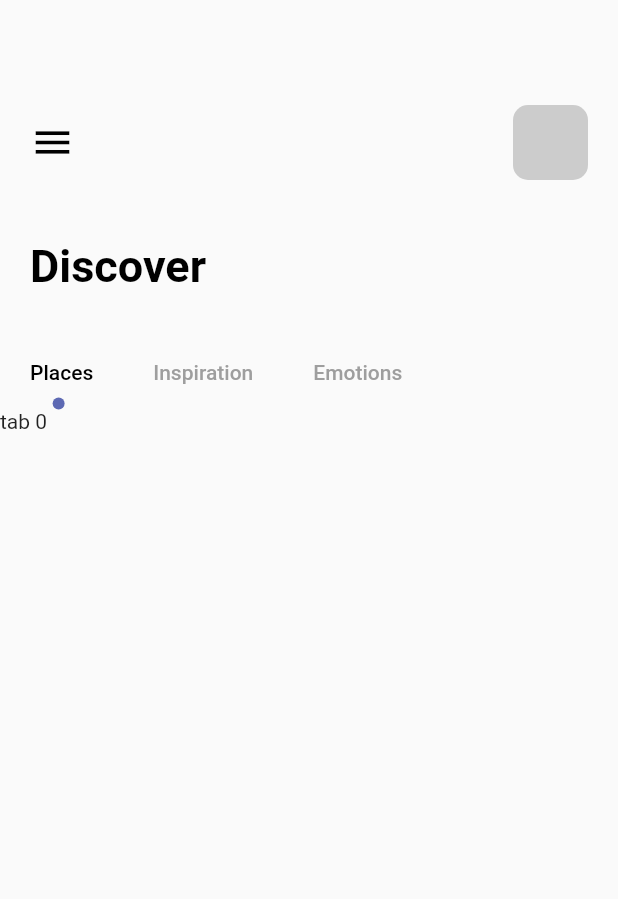
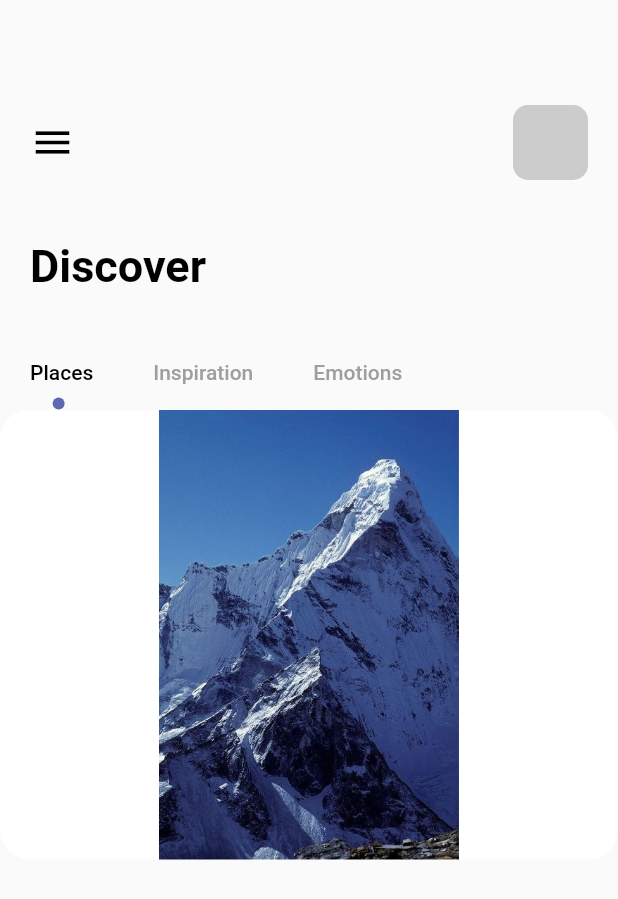
Before and after one commit to renanspvargas/travell, a Flutter app: the HomePage screen opened directly, on a phone screen of 412 x 824 dp. Shown: the top 899 px of the screen. Run offline on Flutter 3.47's test engine with Material 2 defaults, Android fonts, the phone set to English and light mode, and no system bars.

Commit message:
adding image and indicator to tab view

```diff
--- a/lib/pages/nav_pages/home_page.dart
+++ b/lib/pages/nav_pages/home_page.dart
@@ -48,8 +48,10 @@ class _HomePageState extends State<HomePage> with TickerProviderStateMixin {
                 unselectedLabelColor: Colors.grey,
                 labelPadding: const EdgeInsets.only(left: 20, right: 20),
                 indicatorSize: TabBarIndicatorSize.label,
-                indicator:
-                    CircleTabIndicator(color: AppColors.mainColor, radius: 4),
+                indicator: const CircleTabIndicator(
+                  color: AppColors.mainColor,
+                  radius: 4,
+                ),
                 isScrollable: true,
                 controller: _tabController,
                 tabs: const [
@@ -65,10 +67,20 @@ class _HomePageState extends State<HomePage> with TickerProviderStateMixin {
             width: MediaQuery.of(context).size.width,
             child: TabBarView(
               controller: _tabController,
-              children: const [
-                Text("tab 0"),
-                Text("tab1"),
-                Text("tab2"),
+              children: [
+                Container(
+                  width: 200,
+                  height: 300,
+                  decoration: BoxDecoration(
+                    borderRadius: BorderRadius.circular(20),
+                    color: Colors.white,
+                    image: const DecorationImage(
+                      image: AssetImage(Images.mountain),
+                    ),
+                  ),
+                ),
+                const Text("tab1"),
+                const Text("tab2"),
               ],
             ),
           )
```
